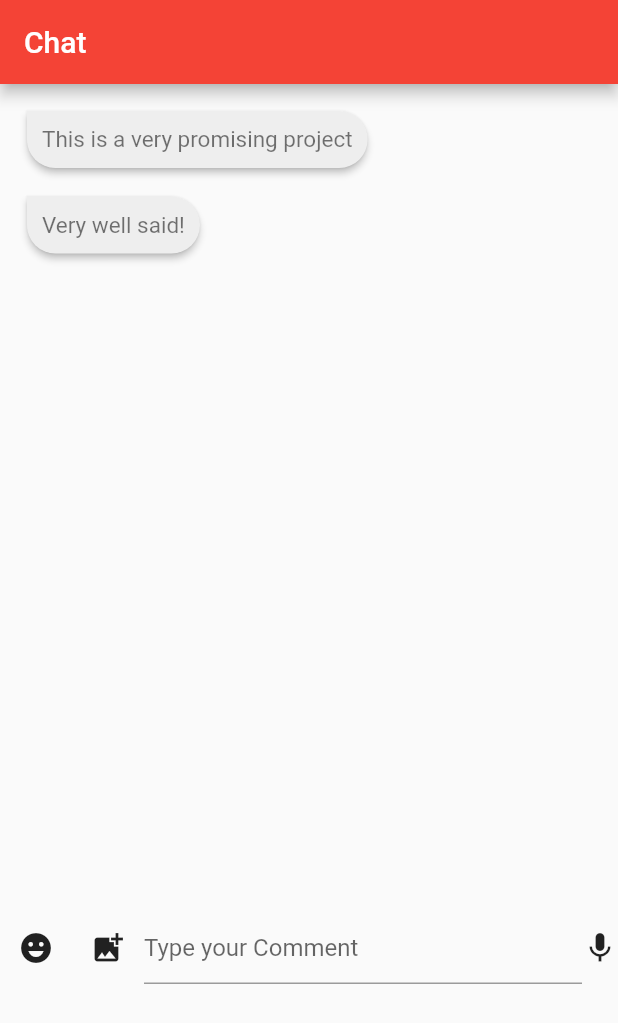
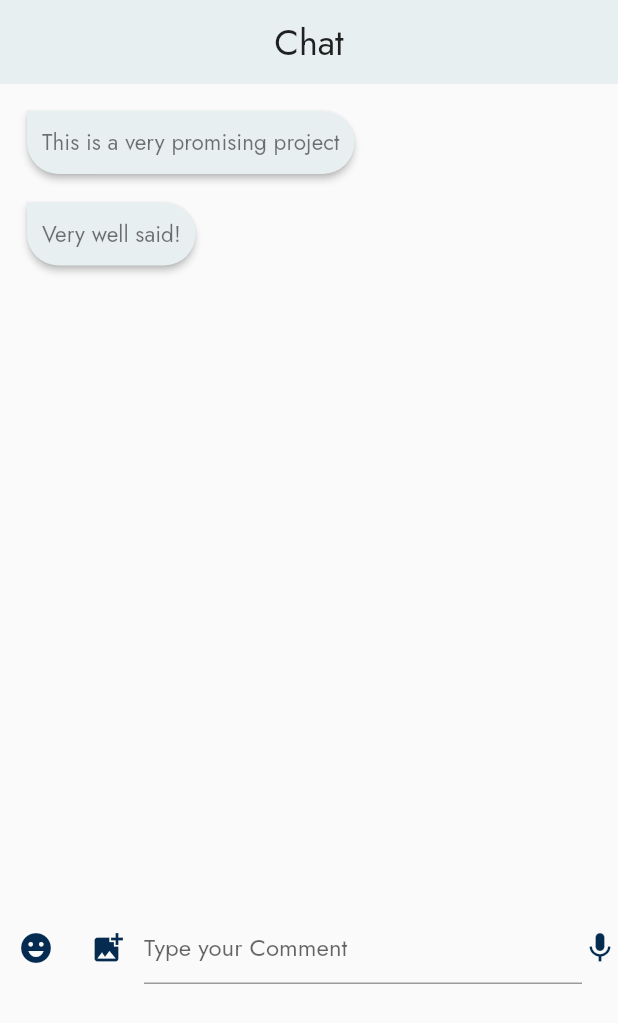
Before and after one commit to deepakmkoshy/flutterchatapp, a Flutter app: the screen it shows after launch, on a phone screen of 412 x 824 dp. Shown: the top 1023 px of the screen. Run offline on Flutter 3.47's test engine with Material 2 defaults, Android fonts, the phone set to English and light mode, and no system bars; our stand-ins replace google_fonts, permission_handler; missing offline and left inert: audio_wave, flutter_sound.

Commit message:
Added googlefonts

```diff
--- /dev/null
+++ b/lib/constants/palette.dart
@@ -0,0 +1,7 @@
+import 'package:flutter/material.dart';
+
+class Palette {
+  static Color primaryColor =const Color(0XFF052C50);
+  static Color secondaryColor =const Color(0XFFE28023);
+  static Color backgroundColor =const Color(0XFFE8EFF1);
+}
--- a/lib/main.dart
+++ b/lib/main.dart
@@ -1,5 +1,7 @@
+import 'package:chatapp/constants/palette.dart';
 import 'package:chatapp/views/views.dart';
 import 'package:flutter/material.dart';
+import 'package:google_fonts/google_fonts.dart';
 import 'package:provider/provider.dart';
 
 import 'provider/audio_provider.dart';
@@ -7,10 +9,10 @@ import 'provider/message_provider.dart';
 
 void main() {
   runApp(
-  MultiProvider(
-    providers: [
-      ChangeNotifierProvider(create:  (context) => MessageProvider()),
-      ChangeNotifierProvider(create:  (context) => AudioProvider())
+    MultiProvider(
+      providers: [
+        ChangeNotifierProvider(create: (context) => MessageProvider()),
+        ChangeNotifierProvider(create: (context) => AudioProvider())
       ],
       child: const MyApp(),
     ),
@@ -24,8 +26,13 @@ class MyApp extends StatelessWidget {
   Widget build(BuildContext context) {
     return MaterialApp(
       title: 'Chat App',
+      debugShowCheckedModeBanner: false,
       theme: ThemeData(
-        primarySwatch: Colors.red,
+        primaryColor: Palette.primaryColor,
+        iconTheme: IconThemeData(color: Palette.primaryColor),
+        appBarTheme: AppBarTheme(backgroundColor: Palette.backgroundColor),
+        fontFamily: GoogleFonts.jost().fontFamily,
+        textTheme: GoogleFonts.jostTextTheme(),
       ),
       home: const ChatScreen(),
     );
--- a/lib/views/screens/chat_screen.dart
+++ b/lib/views/screens/chat_screen.dart
@@ -29,15 +29,21 @@ class _ChatScreenState extends State<ChatScreen> {
   Widget build(BuildContext context) {
     return Scaffold(
       appBar: AppBar(
-        title: Text('Chat'),
+        centerTitle: true,
+        title: Text(
+          'Chat',
+          style: Theme.of(context).textTheme.headline5,
+        ),
+        elevation: 0,
       ),
       body: SafeArea(
         child: Column(
+          mainAxisAlignment: MainAxisAlignment.spaceBetween,
           children: [
             Expanded(
               child: Consumer<MessageProvider>(
                 builder: (context, value, child) => MessageStream(
-                  messageModels: context.watch<MessageProvider>().messageModels,
+                  messageModels: value.messageModels,
                 ),
               ),
             ),
--- a/lib/views/widgets/chat_widgets/chat_text_widget.dart
+++ b/lib/views/widgets/chat_widgets/chat_text_widget.dart
@@ -1,3 +1,4 @@
+import 'package:chatapp/constants/palette.dart';
 import 'package:chatapp/models/message_model.dart';
 import 'package:flutter/material.dart';
 
@@ -29,7 +30,7 @@ class ChatTextWidget extends StatelessWidget {
               bottomRight: Radius.circular(30),
             ),
             // color: isMe() ? Colors.grey : Colors.white,
-            color: Colors.grey[200],
+            color: Palette.backgroundColor,
             child: Padding(
               padding: const EdgeInsets.symmetric(vertical: 10, horizontal: 10),
               child: Text(
--- a/pubspec.yaml
+++ b/pubspec.yaml
@@ -32,6 +32,7 @@ dependencies:
   flutter:
     sdk: flutter
   flutter_sound: ^8.4.2
+  google_fonts: ^2.2.0
   path_provider: ^2.0.8
   permission_handler: ^8.3.0
   provider: ^6.0.2
```
Also changed, not shown: pubspec.lock.
